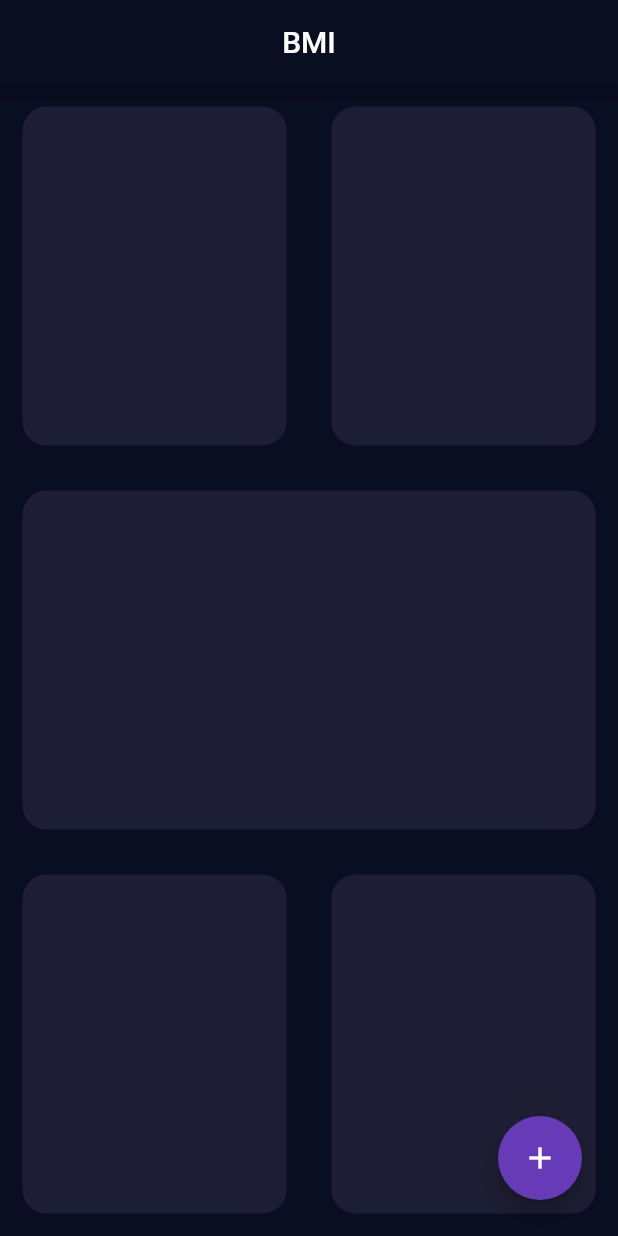
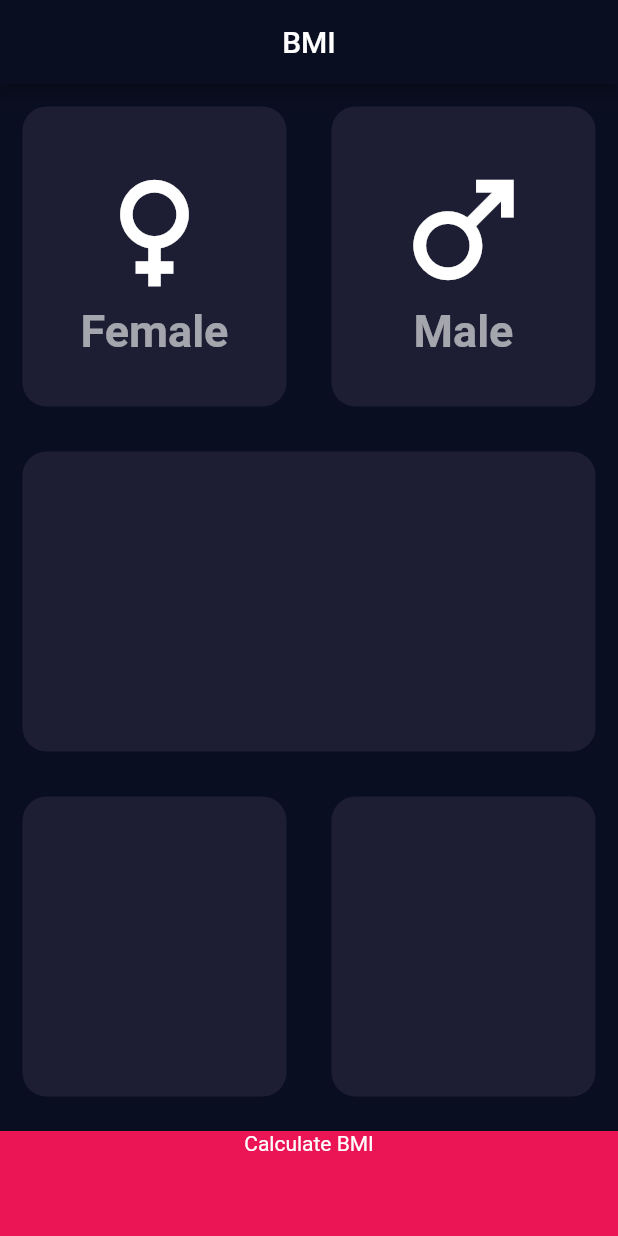
Before and after one commit to AliAltiyev/bmi, a Flutter app: the screen it shows after launch, on a phone screen of 412 x 824 dp. Run offline on Flutter 3.47's test engine with Material 2 defaults, Android fonts, the phone set to English and light mode, and no system bars.

Commit message:
Creating own reusable_card.dart and reusable_card_content.dart widgets

```diff
--- a/lib/pages/input_page.dart
+++ b/lib/pages/input_page.dart
@@ -1,4 +1,10 @@
 import 'package:flutter/material.dart';
+
+import '../widgets/reusable_card.dart';
+import '../widgets/reusable_card_content.dart';
+
+const bottomContainerColor = 0xFFEB1555;
+const bottomContainerHeight = 70.0;
 
 class InputPage extends StatefulWidget {
   const InputPage({Key? key}) : super(key: key);
@@ -11,21 +17,6 @@ class _InputPageState extends State<InputPage> {
   @override
   Widget build(BuildContext context) {
     return Scaffold(
-      floatingActionButton: Theme(
-        data: ThemeData(
-            colorScheme: ColorScheme.fromSwatch()
-                .copyWith(secondary: Colors.deepPurple)),
-        child: Padding(
-          padding: const EdgeInsets.all(8.0),
-          child: FloatingActionButton(
-            onPressed: () {},
-            child: const Icon(
-              Icons.add,
-              color: Colors.white,
-            ),
-          ),
-        ),
-      ),
       appBar: AppBar(
         centerTitle: true,
         title: const Text('BMI'),
@@ -34,7 +25,18 @@ class _InputPageState extends State<InputPage> {
         children: [
           Expanded(
             child: Row(
-              children: const [ReUsableCard(), ReUsableCard()],
+              children: const [
+                ReUsableCard(
+                    cardChild: ReUsableCardContent(
+                  iconData: Icons.female,
+                  label: "Female",
+                )),
+                ReUsableCard(
+                    cardChild: ReUsableCardContent(
+                  iconData: Icons.male,
+                  label: "Male",
+                ))
+              ],
             ),
           ),
           const ReUsableCard(),
@@ -42,25 +44,19 @@ class _InputPageState extends State<InputPage> {
             child: Row(
               children: const [ReUsableCard(), ReUsableCard()],
             ),
+          ),
+          Container(
+            width: double.infinity,
+            height: bottomContainerHeight,
+            margin: const EdgeInsets.only(top: 8),
+            color: const Color(bottomContainerColor),
+            child: const Text(
+              'Calculate BMI',
+              textAlign: TextAlign.center,
+            ),
           )
         ],
       ),
     );
   }
 }
-
-class ReUsableCard extends StatelessWidget {
-  const ReUsableCard({Key? key}) : super(key: key);
-
-  @override
-  Widget build(BuildContext context) {
-    return Expanded(
-      child: Container(
-        margin: const EdgeInsets.all(15),
-        decoration: const BoxDecoration(
-            color: Color(0xFF1d1e33),
-            borderRadius: BorderRadius.all(Radius.circular(16))),
-      ),
-    );
-  }
-}
--- /dev/null
+++ b/lib/widgets/reusable_card.dart
@@ -0,0 +1,22 @@
+import 'package:flutter/material.dart';
+
+const reUsableContainerColor = 0xFF1d1e33;
+
+class ReUsableCard extends StatelessWidget {
+  final Widget? cardChild;
+
+  const ReUsableCard({Key? key, this.cardChild}) : super(key: key);
+
+  @override
+  Widget build(BuildContext context) {
+    return Expanded(
+      child: Container(
+        margin: const EdgeInsets.all(15),
+        decoration: const BoxDecoration(
+            color: Color(reUsableContainerColor),
+            borderRadius: BorderRadius.all(Radius.circular(16))),
+        child: cardChild,
+      ),
+    );
+  }
+}
--- /dev/null
+++ b/lib/widgets/reusable_card_content.dart
@@ -0,0 +1,31 @@
+import 'package:flutter/material.dart';
+
+const labelTextStyle =
+    TextStyle(color: Colors.white60, fontWeight: FontWeight.bold, fontSize: 30);
+
+class ReUsableCardContent extends StatelessWidget {
+  final String label;
+  final IconData iconData;
+
+  const ReUsableCardContent(
+      {Key? key, required this.label, required this.iconData})
+      : super(key: key);
+
+  @override
+  Widget build(BuildContext context) {
+    return Column(
+      mainAxisAlignment: MainAxisAlignment.center,
+      children: [
+        Icon(
+          iconData,
+          size: 100,
+          color: Colors.white,
+        ),
+        Text(
+          label,
+          style: labelTextStyle,
+        )
+      ],
+    );
+  }
+}
```
